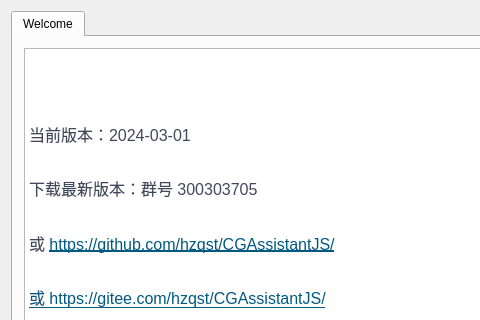
This is CGAssistant/mainwindow.ui in hzqst/CGAssistant as Qt 5 draws it before an edit; both pictures show x 0 to 480 and y 0 to 320 of the 750 by 500 pixel window. The edited form follows.
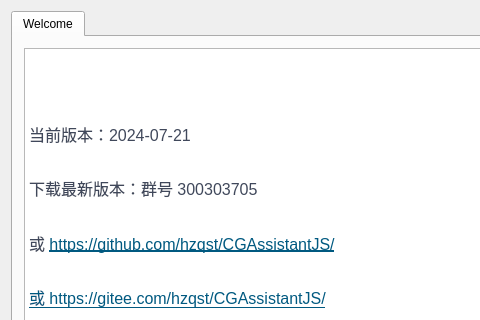
This is the edited form. Icons and pictures are not drawn.

What changed in the file:
```diff
--- a/CGAssistant/mainwindow.ui
+++ b/CGAssistant/mainwindow.ui
@@ -73,7 +73,7 @@
 &lt;/style&gt;&lt;/head&gt;&lt;body style=&quot; font-family:'SimSun'; font-size:9pt; font-weight:400; font-style:normal;&quot;&gt;
 &lt;p style=&quot; margin-top:0px; margin-bottom:0px; margin-left:0px; margin-right:0px; -qt-block-indent:0; text-indent:0px;&quot;&gt;&lt;img src=&quot;:/logo.png&quot; /&gt;&lt;/p&gt;
 &lt;p style=&quot;-qt-paragraph-type:empty; margin-top:0px; margin-bottom:16px; margin-left:0px; margin-right:0px; -qt-block-indent:0; text-indent:0px; line-height:160%; font-family:'-apple-system,BlinkMacSystemFont,Segoe UI,Helvetica,Arial,Apple Color Emoji,Segoe UI Emoji,Segoe UI Symbol,Liberation Sans,PingFang SC,Microsoft YaHei,Hiragino Sans GB,Wenquanyi Micro Hei,WenQuanYi Zen Hei,ST Heiti,SimHei,SimSun,WenQuanYi Zen Hei Sharp,sans-serif'; font-size:16px; color:#40485b; background-color:#ffffff;&quot;&gt;&lt;br /&gt;&lt;/p&gt;
-&lt;p style=&quot; margin-top:0px; margin-bottom:16px; margin-left:0px; margin-right:0px; -qt-block-indent:0; text-indent:0px; line-height:160%; background-color:#ffffff;&quot;&gt;&lt;span style=&quot; font-family:'-apple-system,BlinkMacSystemFont,Segoe UI,Helvetica,Arial,Apple Color Emoji,Segoe UI Emoji,Segoe UI Symbol,Liberation Sans,PingFang SC,Microsoft YaHei,Hiragino Sans GB,Wenquanyi Micro Hei,WenQuanYi Zen Hei,ST Heiti,SimHei,SimSun,WenQuanYi Zen Hei Sharp,sans-serif'; font-size:16px; color:#40485b; background-color:#ffffff;&quot;&gt;当前版本：2024-03-01&lt;/span&gt;&lt;/p&gt;
+&lt;p style=&quot; margin-top:0px; margin-bottom:16px; margin-left:0px; margin-right:0px; -qt-block-indent:0; text-indent:0px; line-height:160%; background-color:#ffffff;&quot;&gt;&lt;span style=&quot; font-family:'-apple-system,BlinkMacSystemFont,Segoe UI,Helvetica,Arial,Apple Color Emoji,Segoe UI Emoji,Segoe UI Symbol,Liberation Sans,PingFang SC,Microsoft YaHei,Hiragino Sans GB,Wenquanyi Micro Hei,WenQuanYi Zen Hei,ST Heiti,SimHei,SimSun,WenQuanYi Zen Hei Sharp,sans-serif'; font-size:16px; color:#40485b; background-color:#ffffff;&quot;&gt;当前版本：2024-07-21&lt;/span&gt;&lt;/p&gt;
 &lt;p style=&quot; margin-top:0px; margin-bottom:16px; margin-left:0px; margin-right:0px; -qt-block-indent:0; text-indent:0px; line-height:160%; background-color:#ffffff;&quot;&gt;&lt;span style=&quot; font-family:'-apple-system,BlinkMacSystemFont,Segoe UI,Helvetica,Arial,Apple Color Emoji,Segoe UI Emoji,Segoe UI Symbol,Liberation Sans,PingFang SC,Microsoft YaHei,Hiragino Sans GB,Wenquanyi Micro Hei,WenQuanYi Zen Hei,ST Heiti,SimHei,SimSun,WenQuanYi Zen Hei Sharp,sans-serif'; font-size:16px; color:#40485b; background-color:#ffffff;&quot;&gt;下载最新版本：群号 300303705&lt;/span&gt;&lt;/p&gt;
 &lt;p style=&quot; margin-top:0px; margin-bottom:16px; margin-left:0px; margin-right:0px; -qt-block-indent:0; text-indent:0px; line-height:160%; background-color:#ffffff;&quot;&gt;&lt;span style=&quot; font-family:'-apple-system,BlinkMacSystemFont,Segoe UI,Helvetica,Arial,Apple Color Emoji,Segoe UI Emoji,Segoe UI Symbol,Liberation Sans,PingFang SC,Microsoft YaHei,Hiragino Sans GB,Wenquanyi Micro Hei,WenQuanYi Zen Hei,ST Heiti,SimHei,SimSun,WenQuanYi Zen Hei Sharp,sans-serif'; font-size:16px; color:#40485b; background-color:#ffffff;&quot;&gt;或 &lt;/span&gt;&lt;a href=&quot;https://github.com/hzqst/CGAssistant/&quot;&gt;&lt;span style=&quot; font-family:'-apple-system,BlinkMacSystemFont,Segoe UI,Helvetica,Arial,Apple Color Emoji,Segoe UI Emoji,Segoe UI Symbol,Liberation Sans,PingFang SC,Microsoft YaHei,Hiragino Sans GB,Wenquanyi Micro Hei,WenQuanYi Zen Hei,ST Heiti,SimHei,SimSun,WenQuanYi Zen Hei Sharp,sans-serif'; font-size:16px; text-decoration: underline; color:#005980; background-color:transparent;&quot;&gt;https://github.com/hzqst/CGAssistantJS/&lt;/span&gt;&lt;/a&gt;&lt;/p&gt;
 &lt;p style=&quot; margin-top:0px; margin-bottom:16px; margin-left:0px; margin-right:0px; -qt-block-indent:0; text-indent:0px; line-height:160%; background-color:#ffffff;&quot;&gt;&lt;a href=&quot;https://github.com/hzqst/CGAssistantJS/issues&quot;&gt;&lt;span style=&quot; font-family:'-apple-system,BlinkMacSystemFont,Segoe UI,Helvetica,Arial,Apple Color Emoji,Segoe UI Emoji,Segoe UI Symbol,Liberation Sans,PingFang SC,Microsoft YaHei,Hiragino Sans GB,Wenquanyi Micro Hei,WenQuanYi Zen Hei,ST Heiti,SimHei,SimSun,WenQuanYi Zen Hei Sharp,sans-serif'; font-size:16px; text-decoration: underline; color:#005980; background-color:transparent;&quot;&gt;或 &lt;/span&gt;&lt;/a&gt;&lt;a href=&quot;https://github.com/hzqst/CGAssistant/&quot;&gt;&lt;span style=&quot; font-family:'-apple-system,BlinkMacSystemFont,Segoe UI,Helvetica,Arial,Apple Color Emoji,Segoe UI Emoji,Segoe UI Symbol,Liberation Sans,PingFang SC,Microsoft YaHei,Hiragino Sans GB,Wenquanyi Micro Hei,WenQuanYi Zen Hei,ST Heiti,SimHei,SimSun,WenQuanYi Zen Hei Sharp,sans-serif'; font-size:16px; text-decoration: underline; color:#005980; background-color:transparent;&quot;&gt;https://gitee.com/hzqst/CGAssistantJS/&lt;/span&gt;&lt;/a&gt;&lt;/p&gt;&lt;/body&gt;&lt;/html&gt;</string>
```
